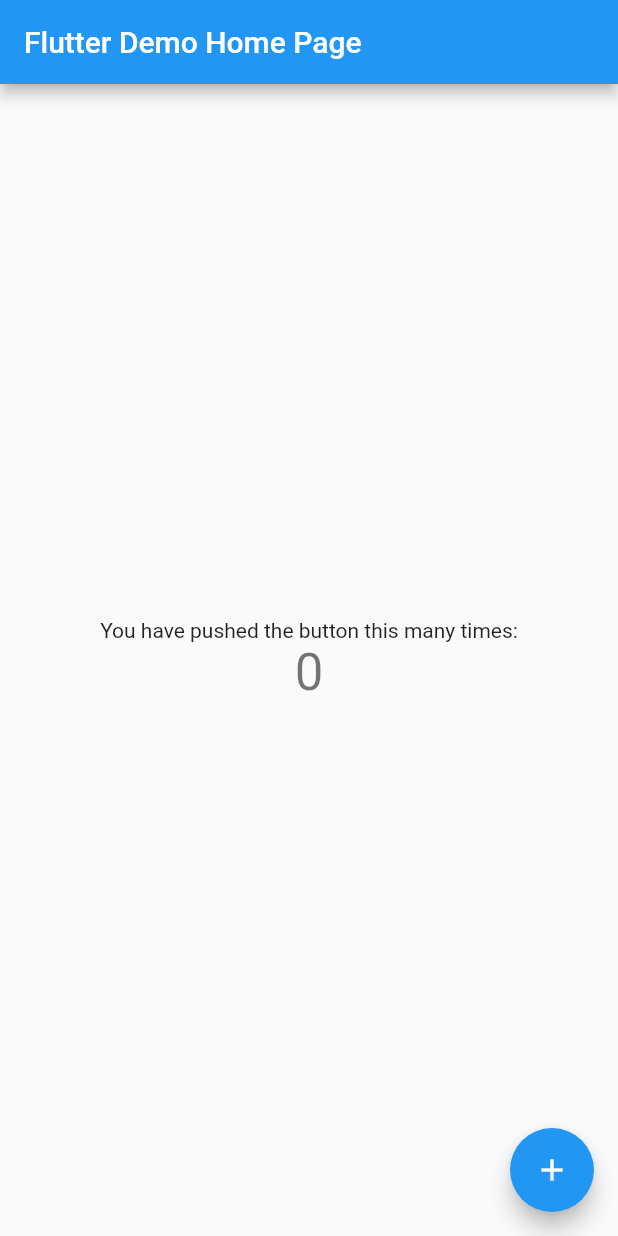
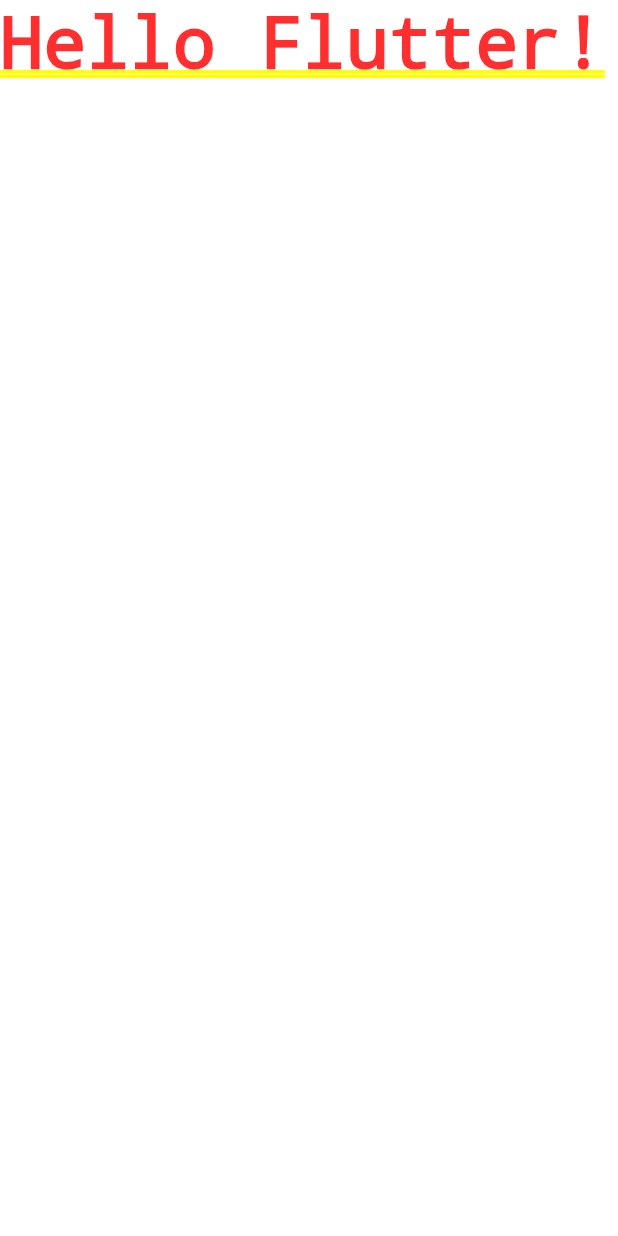
Before and after one commit to habyb/questions-app, a Flutter app: the screen it shows after launch, on a phone screen of 412 x 824 dp. Run offline on Flutter 3.47's test engine with Material 2 defaults, Android fonts, the phone set to English and light mode, and no system bars.

Commit message:
First page Hello Flutter

```diff
--- a/lib/main.dart
+++ b/lib/main.dart
@@ -1,117 +1,13 @@
 import 'package:flutter/material.dart';
 
 void main() {
-  runApp(MyApp());
+  runApp(new QuestionsApp());
 }
 
-class MyApp extends StatelessWidget {
-  // This widget is the root of your application.
-  @override
+class QuestionsApp extends StatelessWidget {
   Widget build(BuildContext context) {
     return MaterialApp(
-      title: 'Flutter Demo',
-      theme: ThemeData(
-        // This is the theme of your application.
-        //
-        // Try running your application with "flutter run". You'll see the
-        // application has a blue toolbar. Then, without quitting the app, try
-        // changing the primarySwatch below to Colors.green and then invoke
-        // "hot reload" (press "r" in the console where you ran "flutter run",
-        // or simply save your changes to "hot reload" in a Flutter IDE).
-        // Notice that the counter didn't reset back to zero; the application
-        // is not restarted.
-        primarySwatch: Colors.blue,
-        // This makes the visual density adapt to the platform that you run
-        // the app on. For desktop platforms, the controls will be smaller and
-        // closer together (more dense) than on mobile platforms.
-        visualDensity: VisualDensity.adaptivePlatformDensity,
-      ),
-      home: MyHomePage(title: 'Flutter Demo Home Page'),
+      home: Text('Hello Flutter!'),
     );
   }
 }
-
-class MyHomePage extends StatefulWidget {
-  MyHomePage({Key key, this.title}) : super(key: key);
-
-  // This widget is the home page of your application. It is stateful, meaning
-  // that it has a State object (defined below) that contains fields that affect
-  // how it looks.
-
-  // This class is the configuration for the state. It holds the values (in this
-  // case the title) provided by the parent (in this case the App widget) and
-  // used by the build method of the State. Fields in a Widget subclass are
-  // always marked "final".
-
-  final String title;
-
-  @override
-  _MyHomePageState createState() => _MyHomePageState();
-}
-
-class _MyHomePageState extends State<MyHomePage> {
-  int _counter = 0;
-
-  void _incrementCounter() {
-    setState(() {
-      // This call to setState tells the Flutter framework that something has
-      // changed in this State, which causes it to rerun the build method below
-      // so that the display can reflect the updated values. If we changed
-      // _counter without calling setState(), then the build method would not be
-      // called again, and so nothing would appear to happen.
-      _counter++;
-    });
-  }
-
-  @override
-  Widget build(BuildContext context) {
-    // This method is rerun every time setState is called, for instance as done
-    // by the _incrementCounter method above.
-    //
-    // The Flutter framework has been optimized to make rerunning build methods
-    // fast, so that you can just rebuild anything that needs updating rather
-    // than having to individually change instances of widgets.
-    return Scaffold(
-      appBar: AppBar(
-        // Here we take the value from the MyHomePage object that was created by
-        // the App.build method, and use it to set our appbar title.
-        title: Text(widget.title),
-      ),
-      body: Center(
-        // Center is a layout widget. It takes a single child and positions it
-        // in the middle of the parent.
-        child: Column(
-          // Column is also a layout widget. It takes a list of children and
-          // arranges them vertically. By default, it sizes itself to fit its
-          // children horizontally, and tries to be as tall as its parent.
-          //
-          // Invoke "debug painting" (press "p" in the console, choose the
-          // "Toggle Debug Paint" action from the Flutter Inspector in Android
-          // Studio, or the "Toggle Debug Paint" command in Visual Studio Code)
-          // to see the wireframe for each widget.
-          //
-          // Column has various properties to control how it sizes itself and
-          // how it positions its children. Here we use mainAxisAlignment to
-          // center the children vertically; the main axis here is the vertical
-          // axis because Columns are vertical (the cross axis would be
-          // horizontal).
-          mainAxisAlignment: MainAxisAlignment.center,
-          children: <Widget>[
-            Text(
-              'You have pushed the button this many times:',
-            ),
-            Text(
-              '$_counter',
-              style: Theme.of(context).textTheme.headline4,
-            ),
-          ],
-        ),
-      ),
-      floatingActionButton: FloatingActionButton(
-        onPressed: _incrementCounter,
-        tooltip: 'Increment',
-        child: Icon(Icons.add),
-      ), // This trailing comma makes auto-formatting nicer for build methods.
-    );
-  }
-}
```
